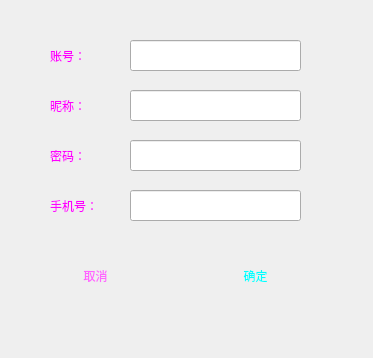
Qt form UserDialog.ui (Hengqiaqia/ProjectServer) before a commit.
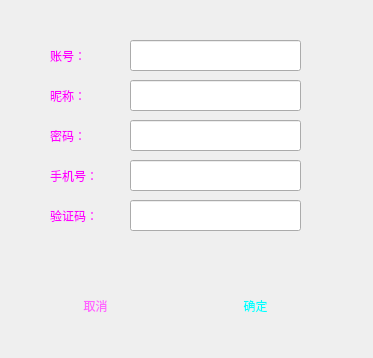
The same form after that commit. Icons and pictures are not drawn.

The edit to the form file:
```diff
--- a/UserDialog.ui
+++ b/UserDialog.ui
@@ -53,7 +53,7 @@
    <property name="geometry">
     <rect>
      <x>130</x>
-     <y>90</y>
+     <y>80</y>
      <width>171</width>
      <height>31</height>
     </rect>
@@ -63,7 +63,7 @@
    <property name="geometry">
     <rect>
      <x>50</x>
-     <y>90</y>
+     <y>80</y>
      <width>61</width>
      <height>31</height>
     </rect>
@@ -80,7 +80,7 @@
    <property name="geometry">
     <rect>
      <x>130</x>
-     <y>190</y>
+     <y>160</y>
      <width>171</width>
      <height>31</height>
     </rect>
@@ -90,7 +90,7 @@
    <property name="geometry">
     <rect>
      <x>50</x>
-     <y>190</y>
+     <y>160</y>
      <width>61</width>
      <height>31</height>
     </rect>
@@ -107,7 +107,7 @@
    <property name="geometry">
     <rect>
      <x>40</x>
-     <y>250</y>
+     <y>280</y>
      <width>111</width>
      <height>51</height>
     </rect>
@@ -128,7 +128,7 @@
    <property name="geometry">
     <rect>
      <x>200</x>
-     <y>250</y>
+     <y>280</y>
      <width>111</width>
      <height>51</height>
     </rect>
@@ -149,7 +149,7 @@
    <property name="geometry">
     <rect>
      <x>130</x>
-     <y>140</y>
+     <y>120</y>
      <width>171</width>
      <height>31</height>
     </rect>
@@ -159,7 +159,7 @@
    <property name="geometry">
     <rect>
      <x>50</x>
-     <y>140</y>
+     <y>120</y>
      <width>61</width>
      <height>31</height>
     </rect>
@@ -172,6 +172,33 @@
     <string>密码：</string>
    </property>
   </widget>
+  <widget class="QLabel" name="label_verify">
+   <property name="geometry">
+    <rect>
+     <x>50</x>
+     <y>200</y>
+     <width>61</width>
+     <height>31</height>
+    </rect>
+   </property>
+   <property name="styleSheet">
+    <string notr="true">color: rgb(255, 0, 255);
+font: 75 16pt &quot;Hannotate SC&quot;;</string>
+   </property>
+   <property name="text">
+    <string>验证码：</string>
+   </property>
+  </widget>
+  <widget class="QLineEdit" name="le_phoneverifiy">
+   <property name="geometry">
+    <rect>
+     <x>130</x>
+     <y>200</y>
+     <width>171</width>
+     <height>31</height>
+    </rect>
+   </property>
+  </widget>
  </widget>
  <resources/>
  <connections/>
```
Left out of the diff: 8 changed lines with no effect on the pictures.
